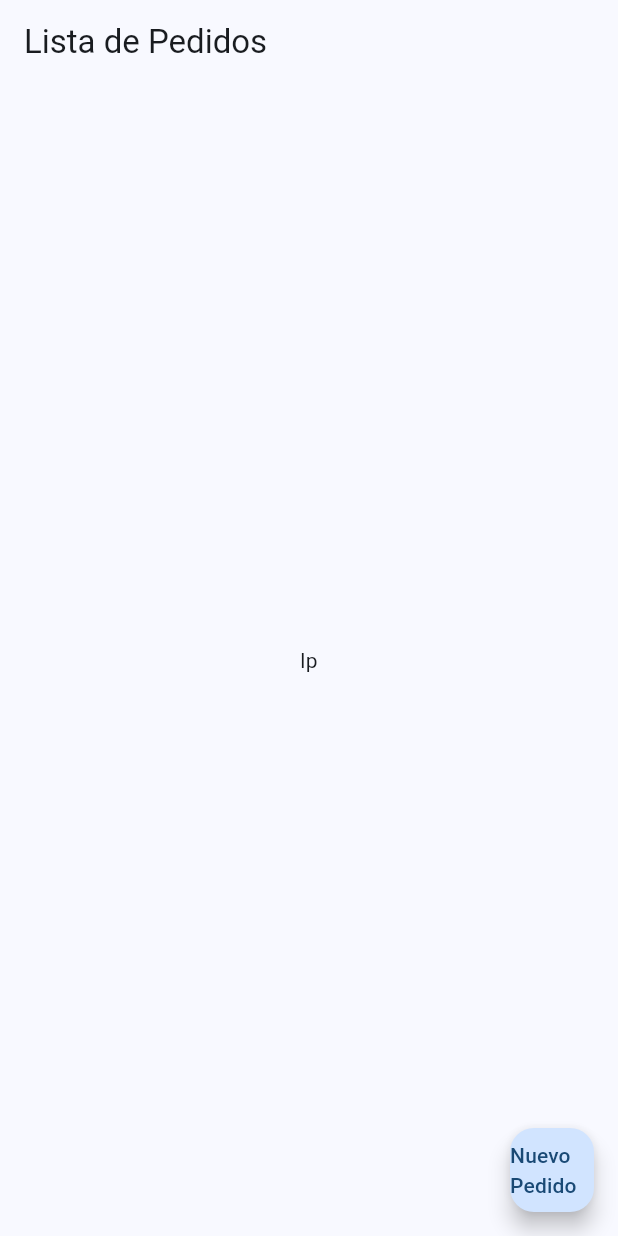
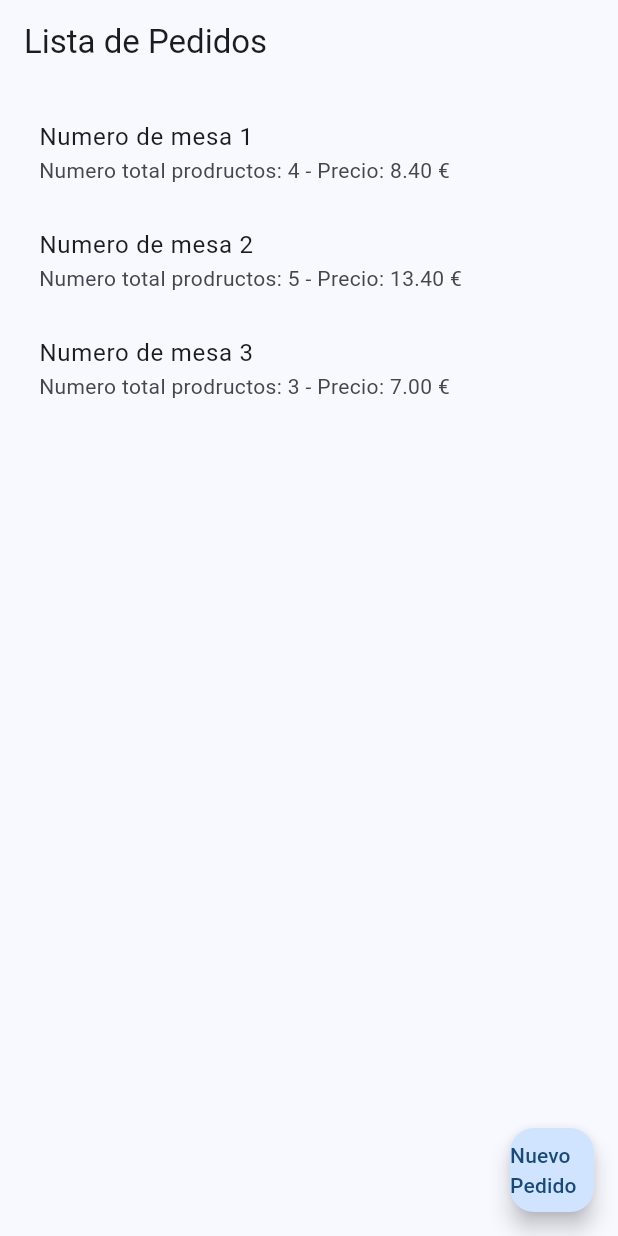
Before and after one commit to telnunale/prac_bar, a Flutter app: the screen it shows after launch, on a phone screen of 412 x 824 dp. Run offline on Flutter 3.47's test engine with Material 3 defaults, Android fonts, the light colour scheme and no system bars.

Commit message:
falta resumen pedido

```diff
--- a/lib/viewmodels/pedidos_viewmodel.dart
+++ b/lib/viewmodels/pedidos_viewmodel.dart
@@ -10,17 +10,50 @@ class PedidosViewModel extends ChangeNotifier {
 
   List<Pedido> get pedidos => _pedidos;
 
-  void agregarPedido(List<Producto> productos,mesa) {
-    Pedido p =Pedido(mesa,productos);
-    _pedidos.add(p);
-    notifyListeners();
+  Pedido agregarPedido(List<Producto> productos, mesa) {
+    if (mesa != 0) {
+      Pedido p = Pedido(mesa, productos);
+      bool pedidoOK = existePedido(p);
+      if (!pedidoOK) {
+        _pedidos.add(p);
+        notifyListeners();
+        return p;
+      }
+    }
+
+    return Pedido(0, []);
   }
 
-  void resetPedidos(){
-    _pedidos.clear();
+  bool existePedido(Pedido p) {
+    return _pedidos.any((pedido) => pedido.nMesa == p.nMesa);
   }
 
+  void cargaInicialPedidos() {
+    _pedidos = [
+      Pedido(1, [
+        Producto(id: 1, nombre: 'Coca cola', precio: 2.00),
+        Producto(id: 2, nombre: 'Fanta', precio: 2.40),
+        Producto(id: 3, nombre: 'Agua', precio: 1.00),
+        Producto(id: 4, nombre: 'Nestea', precio: 3.00),
+      ]),
+      Pedido(2, [
+        Producto(id: 1, nombre: 'Coca cola', precio: 2.00),
+        Producto(id: 4, nombre: 'Nestea', precio: 3.00),
+        Producto(id: 6, nombre: 'Fuzetea', precio: 1.50),
+        Producto(id: 7, nombre: 'Bravas', precio: 3.40),
+        Producto(id: 8, nombre: 'Alioli', precio: 3.50),
+      ]),
+      Pedido(3, [
+        Producto(id: 1, nombre: 'Coca cola', precio: 2.00),
+        Producto(id: 6, nombre: 'Fuzetea', precio: 1.50),
+        Producto(id: 8, nombre: 'Alioli', precio: 3.50),
+      ]),
+    ];
+  }
 
+  /*void resetPedidos(){
+    _pedidos.clear();
+  }*/
 
   //String _mesa = "";
   List<Producto> _productosSelecionados = [];
@@ -40,7 +73,8 @@ class PedidosViewModel extends ChangeNotifier {
 
     notifyListeners(); //avisar de que hubo un cambio
   }
-  void resetProductosSeleccionados(){
+
+  void resetProductosSeleccionados() {
     _productosSelecionados.clear();
   }
 
--- a/lib/views/home_screen.dart
+++ b/lib/views/home_screen.dart
@@ -1,24 +1,69 @@
 import 'package:flutter/material.dart';
+import 'package:prac_bar/model/pedido.dart';
+import 'package:prac_bar/model/producto.dart';
 import 'package:prac_bar/viewmodels/pedidos_viewmodel.dart';
 import 'package:prac_bar/views/nuevo_pedido.dart';
 
-class HomeScreen extends StatelessWidget {
+class HomeScreen extends StatefulWidget {
   final PedidosViewModel viewModel;
-
   const HomeScreen({super.key, required this.viewModel});
 
+  @override
+  State<HomeScreen> createState() => _HomeScreen();
+}
+
+class _HomeScreen extends State<HomeScreen> {
+  Pedido pedido = new Pedido(1, []);
+  @override
+  void initState() {
+    //Es un método que se ejecuta una sola vez, justo cuando el widget es creado por primera vez.
+    super.initState();
+    widget.viewModel.cargaInicialPedidos();
+    //List<Pedido> pedidos = widget.viewModel.pedidos;
+  }
+
+  @override
   Widget build(BuildContext context) {
     return Scaffold(
       appBar: AppBar(title: Text("Lista de Pedidos")),
-      body: const Center(child: Text("lp")),
+      body: Padding(
+        padding: const EdgeInsets.all(10),
+        child: Column(
+          children: [
+            if (widget.viewModel.pedidos.isNotEmpty)
+              Expanded(
+                child: ListView.builder(
+                  itemCount: widget.viewModel.pedidos.length,
+                  itemBuilder: (context, index) {
+                    return ListTile(
+                      title: Text(
+                        "Numero de mesa ${widget.viewModel.pedidos[index].nMesa}",
+                      ),
+                      subtitle: Text(
+                        "Numero total prodructos: ${widget.viewModel.pedidos[index].productosTotales} - Precio: ${widget.viewModel.pedidos[index].precioTotal().toStringAsFixed(2)} €",
+                      ),
+                    );
+                  },
+                ),
+              ),
+          ],
+        ),
+      ),
       floatingActionButton: FloatingActionButton(
         onPressed: () async {
           final r = await Navigator.push(
             context,
             MaterialPageRoute(
-              builder: (context) => NuevoPedido(viewModel: viewModel),
+              builder: (context) => NuevoPedido(viewModel: widget.viewModel),
             ),
           );
+          if (!mounted) return;
+          setState(() {
+            if (r != null) {
+              pedido = r;
+              widget.viewModel.agregarPedido(pedido.productos, pedido.nMesa);
+            }
+          });
         },
         child: Text("Nuevo Pedido"),
       ),
```
Also changed, not shown: lib/views/nuevo_pedido.dart (+29 -6 lines).
